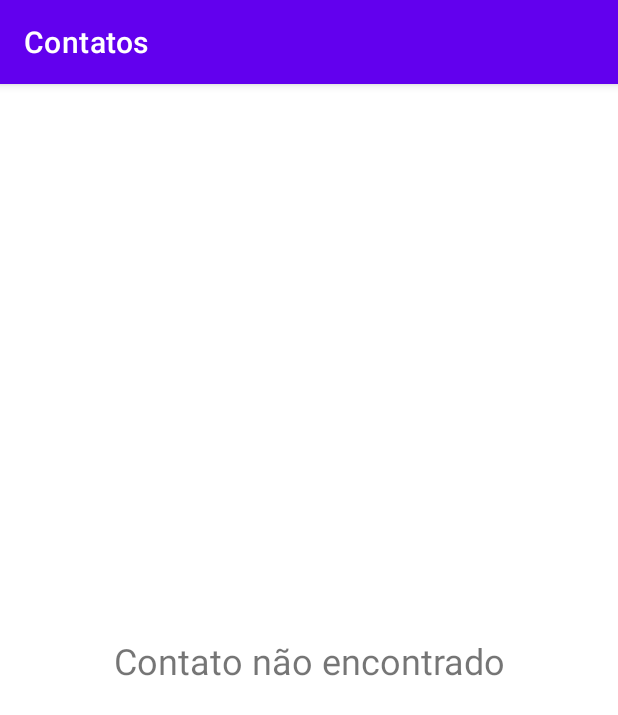
After one commit to HelvioSiqueira/Contatos, an Android app: the ContatoDetailsActivity screen opened directly, with no data from a screen before it, on a phone screen of 412 x 824 dp. The commit adds this screen. Shown: the top 715 px of the screen. Run offline under Robolectric (Android 15) with nearby library versions, the phone set to English and light mode, and no system bars.

Commit message:
Criado fragment de detalhes

```diff
--- a/app/build.gradle
+++ b/app/build.gradle
@@ -1,6 +1,7 @@
 plugins {
     id 'com.android.application'
     id 'org.jetbrains.kotlin.android'
+    id 'kotlin-android-extensions'
 }
 
 android {
--- a/app/src/main/AndroidManifest.xml
+++ b/app/src/main/AndroidManifest.xml
@@ -14,6 +14,9 @@
         android:theme="@style/Theme.Contatos"
         tools:targetApi="31">
         <activity
+            android:name=".ContatoDetailsActivity"
+            android:exported="false" />
+        <activity
             android:name=".ContatoActivity"
             android:exported="true">
             <intent-filter>
--- /dev/null
+++ b/app/src/main/java/com/example/contatos/ContatoDetailsActivity.kt
@@ -0,0 +1,39 @@
+package com.example.contatos
+
+import androidx.appcompat.app.AppCompatActivity
+import android.os.Bundle
+import android.content.Context
+import android.content.Intent
+
+class ContatoDetailsActivity : AppCompatActivity() {
+    private val contatoId: Long by lazy { intent.getLongExtra(EXTRA_CONTATO_ID, -1) }
+
+    override fun onCreate(savedInstanceState: Bundle?) {
+        super.onCreate(savedInstanceState)
+        setContentView(R.layout.activity_contato_details)
+
+        if(savedInstanceState == null){
+            showContatoDetailsFragment()
+        }
+    }
+
+    private fun showContatoDetailsFragment(){
+        val fragment = ContatoDetailsFragment.newInstance(contatoId)
+
+        supportFragmentManager
+            .beginTransaction()
+            .replace(R.id.details, fragment, ContatoDetailsFragment.TAG_DETAILS)
+            .commit()
+    }
+
+    companion object{
+        private const val EXTRA_CONTATO_ID = "contatoId"
+
+        fun open(context: Context, contatoId: Long){
+            context.startActivity(Intent(context, ContatoDetailsActivity::class.java).
+            apply {
+                putExtra(EXTRA_CONTATO_ID, contatoId)
+            })
+        }
+    }
+}
--- /dev/null
+++ b/app/src/main/java/com/example/contatos/ContatoDetailsFragment.kt
@@ -0,0 +1,52 @@
+package com.example.contatos
+
+import android.os.Bundle
+import android.view.LayoutInflater
+import android.view.View
+import android.view.ViewGroup
+import androidx.fragment.app.Fragment
+import kotlinx.android.synthetic.main.fragment_contato_details.*
+
+class ContatoDetailsFragment: Fragment(), ContatosDetailsView {
+    private val presenter = ContatoDetailsPresenter(this, MemoryRepository)
+    private var contato: Contato? = null
+
+    override fun onCreateView(
+        inflater: LayoutInflater,
+        container: ViewGroup?,
+        savedInstanceState: Bundle?
+    ): View? {
+        return inflater.inflate(R.layout.fragment_contato_details, container, false)
+    }
+
+    override fun onViewCreated(view: View, savedInstanceState: Bundle?) {
+        super.onViewCreated(view, savedInstanceState)
+        presenter.loadContatoDetails(arguments?.getLong(EXTRA_CONTATO_ID, -1) ?: -1)
+    }
+
+    override fun showContatoDetais(contato: Contato) {
+        this.contato = contato
+        txtName.text = contato.name
+        txtSobrenome.text = contato.sobrenome
+        txtCelular.text = contato.telefone
+        txtCidade.text = contato.cidade
+    }
+
+    override fun errorContatoNotFound() {
+        txtName.text = getString(R.string.error_hotel_not_found)
+        txtSobrenome.visibility = View.GONE
+        txtCelular.visibility = View.GONE
+        txtCidade.visibility = View.GONE
+    }
+
+    companion object{
+        const val TAG_DETAILS = "tagDetalhe"
+        private const val EXTRA_CONTATO_ID = "hotelId"
+
+        fun newInstance(id: Long) = ContatoDetailsFragment().apply {
+            arguments = Bundle().apply {
+                putLong(EXTRA_CONTATO_ID, id)
+            }
+        }
+    }
+}
--- a/app/src/main/java/com/example/contatos/ContantoDetailsPresenter.kt
+++ b/app/src/main/java/com/example/contatos/ContatoDetailsPresenter.kt
@@ -1,6 +1,6 @@
 package com.example.contatos
 
-class ContantoDetailsPresenter(private val view: ContatosDetailsView, private val repository: ContatoRepository) {
+class ContatoDetailsPresenter(private val view: ContatosDetailsView, private val repository: ContatoRepository) {
 
     fun loadContatoDetails(id: Long){
         repository.contatoById(id){contato ->
--- /dev/null
+++ b/app/src/main/res/layout/activity_contato_details.xml
@@ -0,0 +1,14 @@
+<?xml version="1.0" encoding="utf-8"?>
+<androidx.constraintlayout.widget.ConstraintLayout xmlns:android="http://schemas.android.com/apk/res/android"
+    xmlns:app="http://schemas.android.com/apk/res-auto"
+    xmlns:tools="http://schemas.android.com/tools"
+    android:layout_width="match_parent"
+    android:layout_height="match_parent"
+    tools:context=".ContatoDetailsActivity">
+
+    <FrameLayout
+        android:id="@+id/details"
+        android:layout_width="match_parent"
+        android:layout_height="match_parent"/>
+
+</androidx.constraintlayout.widget.ConstraintLayout>
--- a/app/src/main/res/layout/fragment_contato_details.xml
+++ b/app/src/main/res/layout/fragment_contato_details.xml
@@ -37,6 +37,7 @@
         app:layout_constraintEnd_toStartOf="@+id/txtCidade"
         app:layout_constraintHorizontal_chainStyle="packed"
         app:layout_constraintStart_toStartOf="parent"
+        android:layout_marginEnd="10dp"
         tools:text="Celular"/>
 
     <TextView
--- a/app/src/main/res/values/strings.xml
+++ b/app/src/main/res/values/strings.xml
@@ -1,3 +1,6 @@
 <resources>
     <string name="app_name">Contatos</string>
+
+    <string name="error_hotel_not_found">Contato não encontrado</string>
+
 </resources>
```
Also changed, not shown: app/src/main/java/com/example/contatos/ContatoActivity.kt (+9 -1 lines), app/src/main/java/com/example/contatos/ContatoListFragment.kt (+17 -3 lines).
